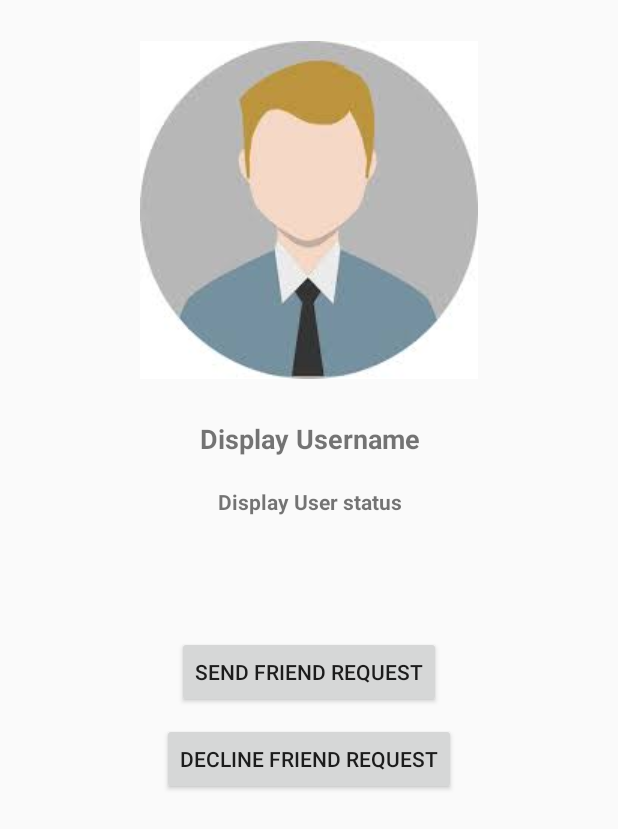
After one commit to tai9dltt/tainh, an Android app: the layout activity_profile.xml on its own in the app's theme, with its tools: preview values and no code run, on a phone screen of 412 x 824 dp. The commit adds this screen. Shown: the top 829 px of the screen. Run offline under Robolectric (Android 15) with nearby library versions, the phone set to English and light mode, and no system bars.

Commit message:
update video 33

```diff
--- a/demoConnectFirebase/app/build.gradle
+++ b/demoConnectFirebase/app/build.gradle
@@ -59,6 +59,8 @@ dependencies {
     //Compress Image File
     implementation 'id.zelory:compressor:2.1.0'
 
+    implementation 'com.android.support:recyclerview-v7:28.0.0'
+
 
 }
 apply plugin: 'com.google.gms.google-services'
--- a/demoConnectFirebase/app/src/main/AndroidManifest.xml
+++ b/demoConnectFirebase/app/src/main/AndroidManifest.xml
@@ -19,7 +19,6 @@
         android:roundIcon="@mipmap/ic_launcher_round"
         android:supportsRtl="true"
         android:theme="@style/AppTheme">
-
         <service android:name=".Activity.MyFirebaseInstanceIDService">
             <intent-filter>
                 <action android:name="com.google.firebase.INSTANCE_ID_EVENT" />
@@ -43,7 +42,8 @@
             android:name="com.theartofdev.edmodo.cropper.CropImageActivity"
             android:theme="@style/Base.Theme.AppCompat" />
         <activity android:name=".Activity.StatusActivity" />
-        <activity android:name=".Activity.AllUserActivity"></activity>
+        <activity android:name=".Activity.AllUserActivity" />
+        <activity android:name=".Activity.ProfileActivity"></activity>
     </application>
 
 </manifest>
--- a/demoConnectFirebase/app/src/main/java/com/example/i_tainh/democonnectfirebase/Activity/SettingAcctivity.java
+++ b/demoConnectFirebase/app/src/main/java/com/example/i_tainh/democonnectfirebase/Activity/SettingAcctivity.java
@@ -159,13 +159,14 @@ public class SettingAcctivity extends AppCompatActivity {
                         if(task.isSuccessful()){
                             Toast.makeText(SettingAcctivity.this,"Saving your profile image to firebase",Toast.LENGTH_SHORT).show();
 
-                            final String downloadUrl = task.getResult().getStorage().getDownloadUrl().getResult().toString();
+                            final String downloadUrl = task.getResult().getMetadata().getReference().getDownloadUrl()+"";
 
                             UploadTask uploadTask = thumb_filePath.putBytes(thumb_byte);
                             uploadTask.addOnCompleteListener(new OnCompleteListener<UploadTask.TaskSnapshot>() {
                                 @Override
                                 public void onComplete(@NonNull Task<UploadTask.TaskSnapshot> task) {
-                                    String thumb_downloadUrl = task.getResult().getStorage().getDownloadUrl().getResult().toString();
+
+                                    String thumb_downloadUrl = task.getResult().getMetadata().getReference().getDownloadUrl()+"";
                                     Log.d("UrlThumbImage", thumb_downloadUrl);
                                     if (task.isSuccessful()){
                                         Map update_user_data = new HashMap();
--- /dev/null
+++ b/demoConnectFirebase/app/src/main/res/layout/activity_profile.xml
@@ -0,0 +1,56 @@
+<?xml version="1.0" encoding="utf-8"?>
+<LinearLayout xmlns:android="http://schemas.android.com/apk/res/android"
+    xmlns:app="http://schemas.android.com/apk/res-auto"
+    xmlns:tools="http://schemas.android.com/tools"
+    android:layout_width="match_parent"
+    android:layout_height="match_parent"
+    android:orientation="vertical"
+    tools:context=".Activity.ProfileActivity">
+
+    <ImageView
+        android:layout_width="wrap_content"
+        android:layout_height="280dp"
+        android:layout_gravity="center"
+        android:src="@drawable/p4"
+        android:id="@+id/profile_visit_user_image"
+        />
+
+    <TextView
+        android:id="@+id/profile_visit_username"
+        android:textSize="18sp"
+        android:textStyle="bold"
+        android:layout_gravity="center"
+        android:gravity="center"
+        android:text="Display Username"
+        android:layout_width="match_parent"
+        android:layout_height="wrap_content" />
+    <TextView
+        android:id="@+id/profile_visit_user_status"
+        android:layout_marginTop="20dp"
+        android:textSize="14sp"
+        android:textStyle="bold"
+        android:layout_gravity="center"
+        android:gravity="center"
+        android:text="Display User status"
+        android:layout_width="match_parent"
+        android:layout_height="wrap_content" />
+
+    <Button
+        android:id="@+id/profile_visit_send_req_button"
+        android:layout_gravity="center"
+        android:layout_marginTop="80dp"
+        android:text="Send Friend Request"
+        android:layout_width="wrap_content"
+        android:layout_height="wrap_content" />
+
+    <Button
+        android:id="@+id/profile_decline_friend_req_button"
+        android:layout_gravity="center"
+        android:layout_marginTop="10dp"
+        android:text="Decline Friend Request"
+        android:layout_width="wrap_content"
+        android:layout_height="wrap_content"
+        />
+
+
+</LinearLayout>
--- a/demoConnectFirebase/app/src/main/res/layout/all_user_display_layout.xml
+++ b/demoConnectFirebase/app/src/main/res/layout/all_user_display_layout.xml
@@ -2,7 +2,7 @@
 <LinearLayout
     xmlns:android="http://schemas.android.com/apk/res/android"
     android:layout_width="match_parent"
-    android:layout_height="match_parent">
+    android:layout_height="wrap_content">
 
     <LinearLayout
         android:layout_width="match_parent"
```
Also changed, not shown: demoConnectFirebase/app/src/main/java/com/example/i_tainh/democonnectfirebase/Activity/AllUserActivity.java (+20 -7 lines), demoConnectFirebase/app/src/main/java/com/example/i_tainh/democonnectfirebase/Activity/LoginActivity.java (+16 -1 lines), demoConnectFirebase/app/src/main/java/com/example/i_tainh/democonnectfirebase/Activity/ProfileActivity.java (added, +268 -0 lines), demoConnectFirebase/app/src/main/java/com/example/i_tainh/democonnectfirebase/Model/AllUser.java (+11 -1 lines), demoConnectFirebase/app/src/main/java/com/example/i_tainh/democonnectfirebase/Model/MyChatOffline.java (added, +23 -0 lines), demoConnectFirebase/app/src/main/res/drawable/shape_boder_.xml (added, +10 -0 lines), demoConnectFirebase/app/src/main/res/layout/activity_all_user.xml (+6 -4 lines).
